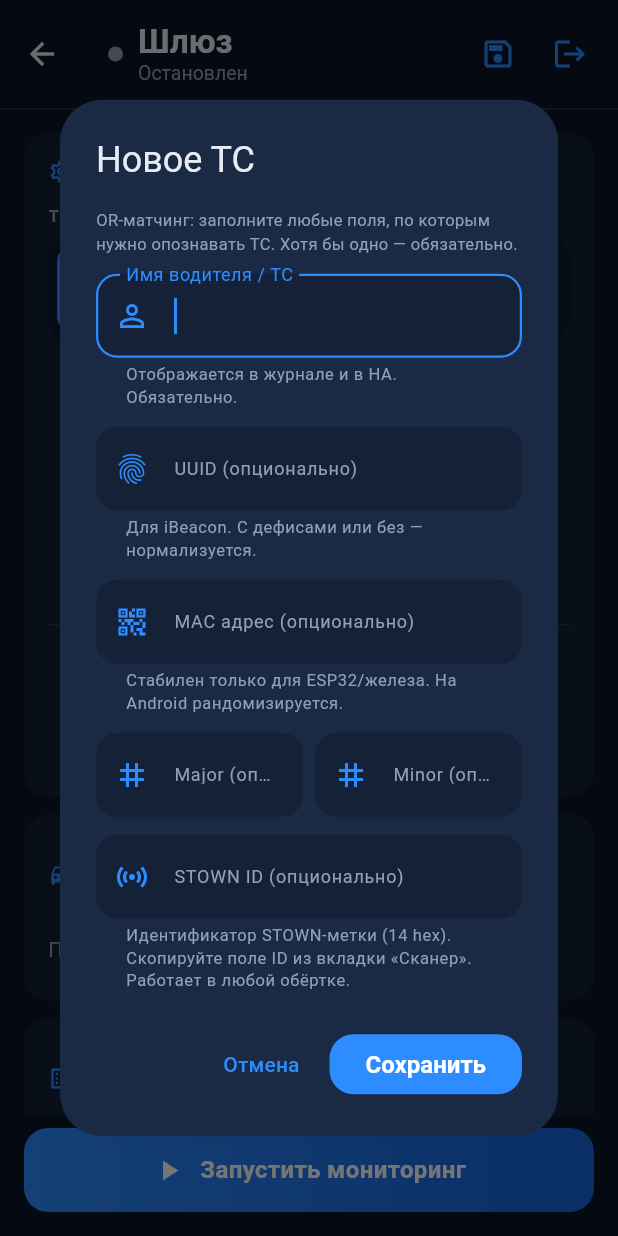
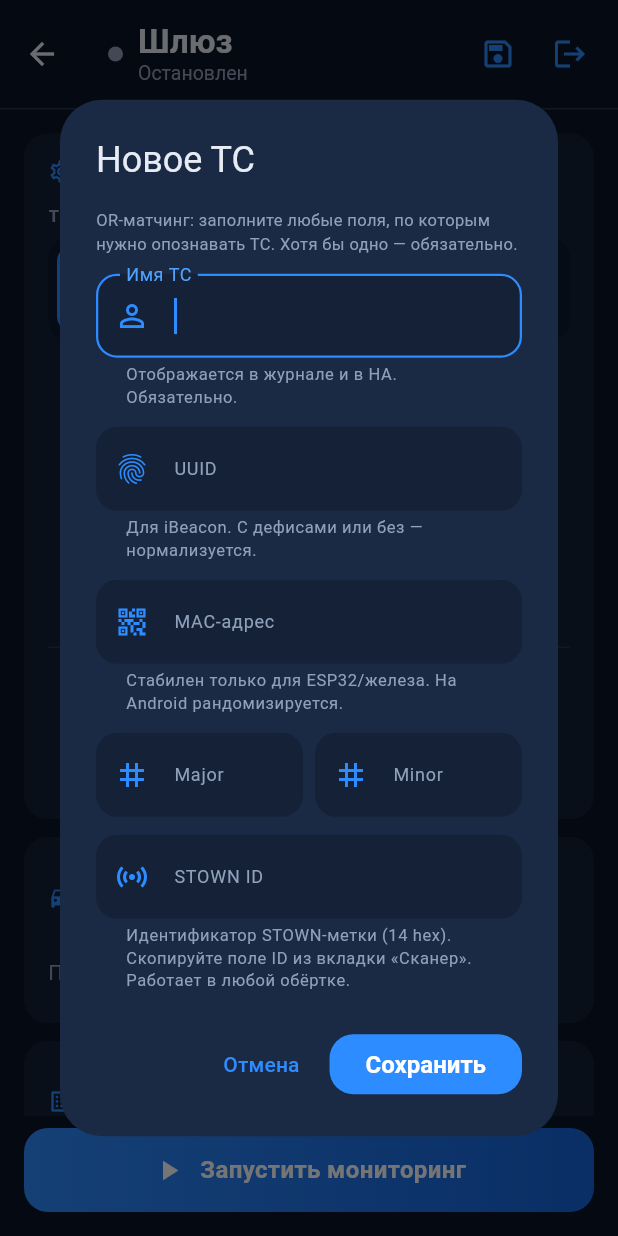
Before and after one commit to krealix/ble-access-control, a Flutter app: the GatewayScreen screen opened directly, after a tap on the "add circle outline" icon, on a phone screen of 412 x 824 dp. Run offline on Flutter 3.47's test engine with Material 3 defaults, Android fonts, the light colour scheme and no system bars; our stand-ins replace flutter_blue_plus, permission_handler, shared_preferences, wakelock_plus; missing offline and left inert: flutter_ble_peripheral, mqtt_client; accounts and stored records are empty.

Commit message:
ble-beacon-app v1.7: фикс обрезки подписей полей в «Шлюзе»
Длинные labelText не помещались в узкие поля (особенно ряды RSSI/Cooldown/
Samples по 1/3 ширины и Major/Minor по 1/2) — подпись обрезалась.

- убраны иконки-префиксы у тесного числового ряда (съедали место под подпись);
- сокращены подписи, детали перенесены в подсказку под полем:
  RSSI порог→RSSI, Major (опц.)→Major, MAC адрес (опц.)→MAC-адрес,
  STOWN ID (опц.)→STOWN ID, UUID (опц.)→UUID, Имя водителя/ТС→Имя ТС,
  Home Assistant URL→Адрес HA, Шаблон/payload→Шаблон;
- floatingLabelStyle → primaryLight (чуть контрастнее, размер не менялся).

```diff
--- a/ble-beacon-app/lib/screens/gateway_screen.dart
+++ b/ble-beacon-app/lib/screens/gateway_screen.dart
@@ -265,7 +265,7 @@ class _GatewayScreenState extends State<GatewayScreen> {
                   autofocus: true,
                   style: const TextStyle(color: AppColors.onSurface),
                   decoration: const InputDecoration(
-                    labelText: 'Имя водителя / ТС',
+                    labelText: 'Имя ТС',
                     prefixIcon: Icon(Icons.person_outline),
                     helperText: 'Отображается в журнале и в HA. Обязательно.',
                     helperStyle: TextStyle(
@@ -279,7 +279,7 @@ class _GatewayScreenState extends State<GatewayScreen> {
                   style: const TextStyle(
                       color: AppColors.onSurface, fontFamily: 'monospace'),
                   decoration: const InputDecoration(
-                    labelText: 'UUID (опционально)',
+                    labelText: 'UUID',
                     prefixIcon: Icon(Icons.fingerprint),
                     helperText:
                         'Для iBeacon. С дефисами или без — нормализуется.',
@@ -294,7 +294,7 @@ class _GatewayScreenState extends State<GatewayScreen> {
                   style: const TextStyle(
                       color: AppColors.onSurface, fontFamily: 'monospace'),
                   decoration: const InputDecoration(
-                    labelText: 'MAC адрес (опционально)',
+                    labelText: 'MAC-адрес',
                     prefixIcon: Icon(Icons.qr_code_2),
                     helperText:
                         'Стабилен только для ESP32/железа. На Android рандомизируется.',
@@ -315,7 +315,7 @@ class _GatewayScreenState extends State<GatewayScreen> {
                             color: AppColors.onSurface,
                             fontFamily: 'monospace'),
                         decoration: const InputDecoration(
-                          labelText: 'Major (опц.)',
+                          labelText: 'Major',
                           prefixIcon: Icon(Icons.tag),
                         ),
                       ),
@@ -329,7 +329,7 @@ class _GatewayScreenState extends State<GatewayScreen> {
                             color: AppColors.onSurface,
                             fontFamily: 'monospace'),
                         decoration: const InputDecoration(
-                          labelText: 'Minor (опц.)',
+                          labelText: 'Minor',
                           prefixIcon: Icon(Icons.tag),
                         ),
                       ),
@@ -342,7 +342,7 @@ class _GatewayScreenState extends State<GatewayScreen> {
                   style: const TextStyle(
                       color: AppColors.onSurface, fontFamily: 'monospace'),
                   decoration: const InputDecoration(
-                    labelText: 'STOWN ID (опционально)',
+                    labelText: 'STOWN ID',
                     prefixIcon: Icon(Icons.sensors),
                     helperText:
                         'Идентификатор STOWN-метки (14 hex). Скопируйте поле ID из вкладки «Сканер». Работает в любой обёртке.',
@@ -611,9 +611,8 @@ class _GatewayScreenState extends State<GatewayScreen> {
               Expanded(
                 child: _textField(
                   _rssiCtrl,
-                  'RSSI порог',
+                  'RSSI',
                   hint: '-65 dBm ≈ 5–10 м',
-                  icon: Icons.signal_cellular_alt,
                   numeric: true,
                   allowNegative: true,
                 ),
@@ -624,7 +623,6 @@ class _GatewayScreenState extends State<GatewayScreen> {
                   _cooldownCtrl,
                   'Cooldown',
                   hint: 'сек до повтора',
-                  icon: Icons.hourglass_empty,
                   numeric: true,
                 ),
               ),
@@ -634,7 +632,6 @@ class _GatewayScreenState extends State<GatewayScreen> {
                   _samplesCtrl,
                   'Samples',
                   hint: 'для anti-flicker',
-                  icon: Icons.repeat,
                   numeric: true,
                 ),
               ),
@@ -708,8 +705,8 @@ class _GatewayScreenState extends State<GatewayScreen> {
         return [
           _textField(
             _haUrlCtrl,
-            'Home Assistant URL',
-            hint: 'Локальный адрес HA, напр. http://192.168.0.10:8123',
+            'Адрес HA',
+            hint: 'Локальный адрес Home Assistant, напр. http://192.168.0.10:8123',
             icon: Icons.home_outlined,
           ),
           const SizedBox(height: 12),
@@ -759,7 +756,7 @@ class _GatewayScreenState extends State<GatewayScreen> {
           const SizedBox(height: 12),
           _textField(
             _tcpTemplateCtrl,
-            'Шаблон / payload',
+            'Шаблон',
             hint: _tcpFormat == TcpPayloadFormat.json
                 ? 'Не используется — отправляется JSON'
                 : (_tcpFormat == TcpPayloadFormat.text
--- a/ble-beacon-app/lib/theme.dart
+++ b/ble-beacon-app/lib/theme.dart
@@ -57,7 +57,7 @@ ThemeData buildAppTheme() {
       filled: true,
       fillColor: AppColors.surface,
       labelStyle: const TextStyle(color: AppColors.onSurfaceMuted, fontSize: 12),
-      floatingLabelStyle: const TextStyle(color: AppColors.primary),
+      floatingLabelStyle: const TextStyle(color: AppColors.primaryLight),
       hintStyle: const TextStyle(color: AppColors.onSurfaceMuted),
       contentPadding: const EdgeInsets.symmetric(horizontal: 16, vertical: 16),
       border: OutlineInputBorder(
--- a/ble-beacon-app/pubspec.yaml
+++ b/ble-beacon-app/pubspec.yaml
@@ -2,7 +2,7 @@ name: ble_beacon_app
 description: "BLE Beacon Generator and Scanner."
 publish_to: 'none'
 
-version: 1.6.0+7
+version: 1.7.0+8
 
 environment:
   sdk: ^3.11.5
```
